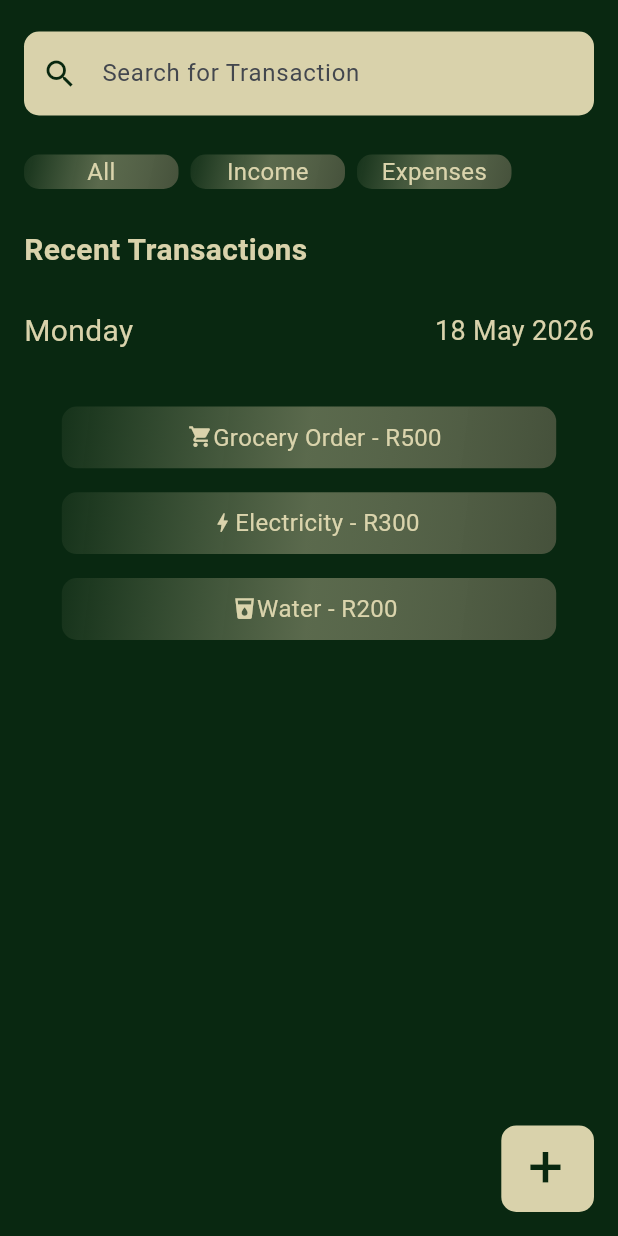
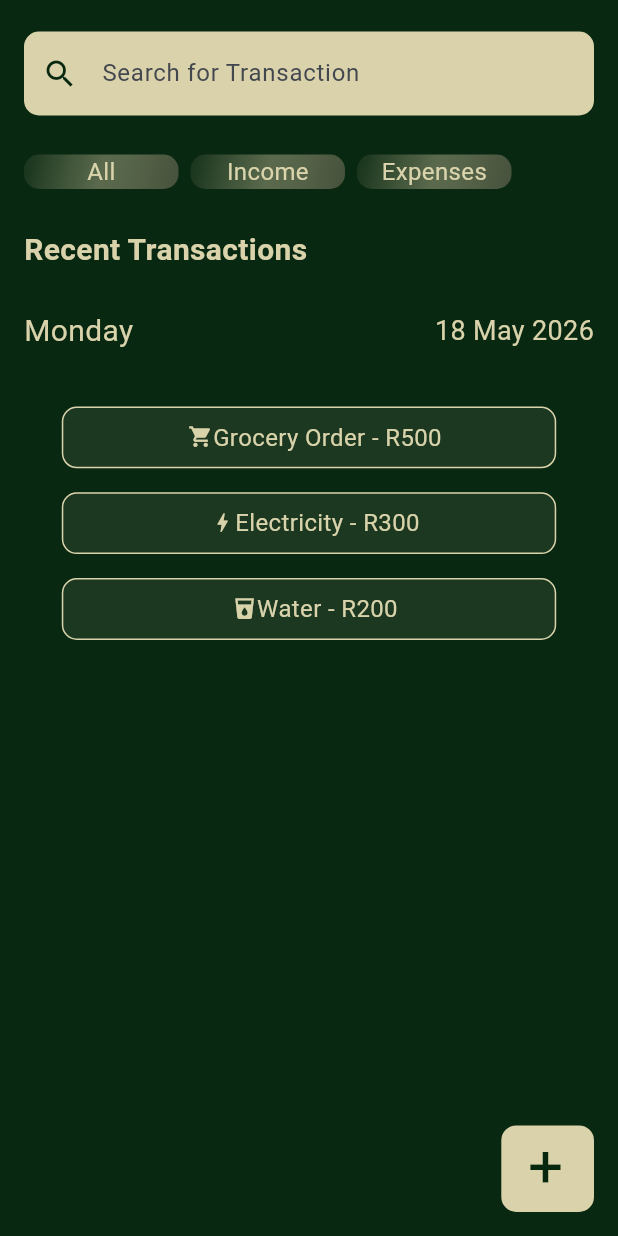
Before and after one commit to COS301-SE-2026/Mobile-Budgeting-App, a Flutter app: the TransactionManager screen opened by its route, on a phone screen of 412 x 824 dp. Run offline on Flutter 3.47's test engine with Material 3 defaults, Android fonts, the light colour scheme and no system bars; our stand-ins replace popover.

Commit message:
added new primaries

```diff
--- a/Flutter/budgetit/lib/shared/widgets/box.dart
+++ b/Flutter/budgetit/lib/shared/widgets/box.dart
@@ -30,8 +30,13 @@
       decoration: BoxDecoration(
         shape: BoxShape.rectangle,
         borderRadius: BorderRadius.circular(10),
-        gradient: _isPressed ? null : MyColours().primaryGradient,
-        color: _isPressed ? MyColours().secondary : null,
+      //  gradient: _isPressed ? null : MyColours().primaryGradient,
+        color: MyColours().primary ,
+        border: Border.all(
+    color: MyColours().secondary, // choose the border color
+    width: 1.0,          // choose the border width
+  ),
+
       ),
 
       child: Row(
--- a/Flutter/budgetit/lib/utils/app_colour.dart
+++ b/Flutter/budgetit/lib/utils/app_colour.dart
@@ -6,6 +6,7 @@ class MyColours{
     begin: Alignment.topLeft,
     end: Alignment.bottomRight,
   );
+  Color primary = Color.fromARGB(23,221, 214, 174);
    Color secondary = Color.fromARGB(250,221, 214, 174);
    Color background = Color.fromARGB(250, 4, 36, 12);
    Color tertiary = Color.fromARGB(250, 19, 126, 132);
```
